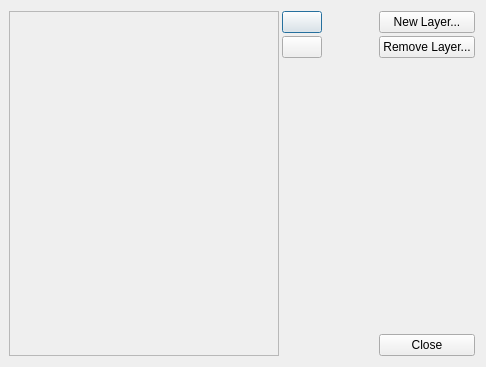
The window that DMHelper/src/layerseditdialog.ui (MMetze/DMHelper) describes before a commit, drawn with Qt 5.
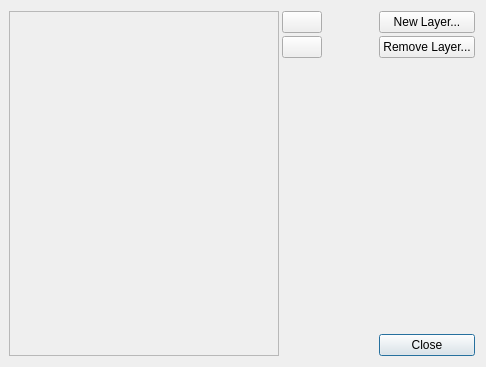
The same window after the commit. Icons and pictures are not drawn.

```diff
--- a/DMHelper/src/layerseditdialog.ui
+++ b/DMHelper/src/layerseditdialog.ui
@@ -165,6 +165,9 @@
        <property name="text">
         <string>Close</string>
        </property>
+       <property name="default">
+        <bool>true</bool>
+       </property>
       </widget>
      </item>
     </layout>
```
